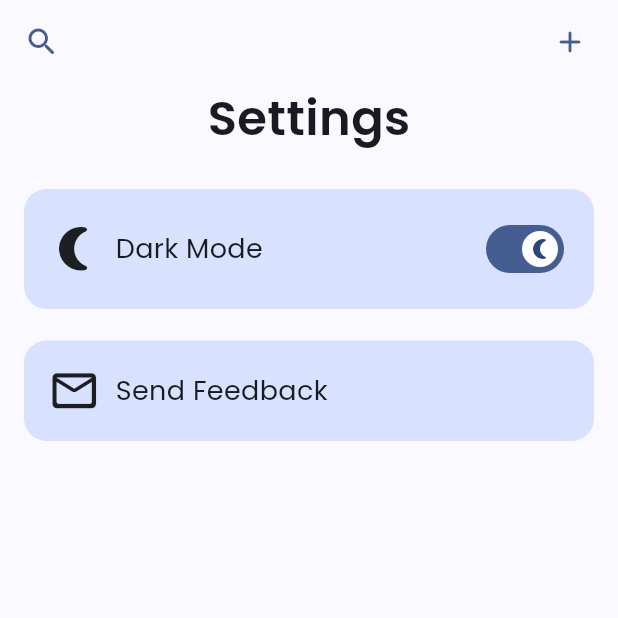
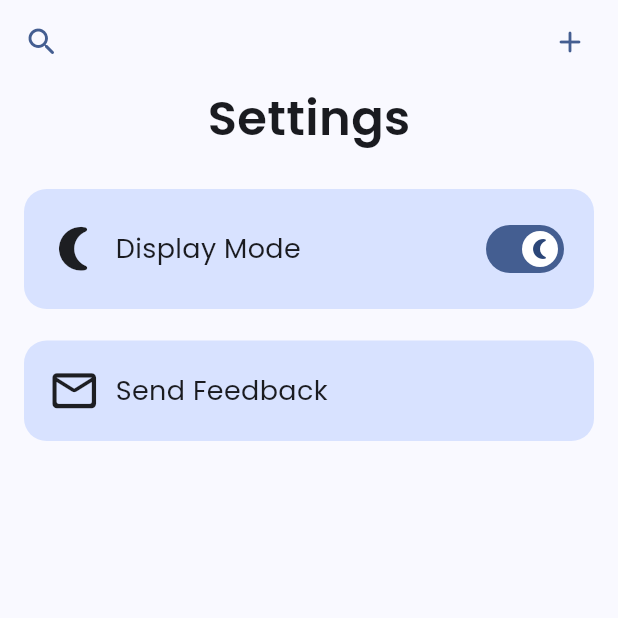
Before and after one commit to GDGCVITBHOPAL/Weathered, a Flutter app: the screen it shows after launch, item 4 of the bottom bar chosen, on a phone screen of 412 x 824 dp, the top half of it. Run offline on Flutter 3.47's test engine with Material 3 defaults, Android fonts, the light colour scheme and no system bars; drawn by our look-alikes of dynamic_color; our stand-ins replace flutter_riverpod, gap, geolocator, google_maps_flutter, logger; network calls fail.

Commit message:
changes in settings - removed temperature units - when clicked send feedback, it will open source page

```diff
--- a/lib/src/features/map/service/forecast_tile_provider.dart
+++ b/lib/src/features/map/service/forecast_tile_provider.dart
@@ -21,7 +21,6 @@ class ForecastTileProvider implements TileProvider {
       tileBytes = imageData.buffer.asUint8List();
     } catch (e) {
       SnackBar(content: Text(e.toString()));
-      print(e.toString());
     }
     return Tile(256, 256, tileBytes);
   }
--- a/lib/src/features/map/view/map_view.dart
+++ b/lib/src/features/map/view/map_view.dart
@@ -68,8 +68,8 @@ class MapViewState extends State<MapView> {
   @override
   Widget build(BuildContext context) {
     if (!_locationPermissionGranted) {
-      return Scaffold(
-        body: const Center(
+      return const Scaffold(
+        body: Center(
           child: Text('Location permission is required to use this feature'),
         ),
       );
--- a/lib/src/features/settings/view/settings_view.dart
+++ b/lib/src/features/settings/view/settings_view.dart
@@ -1,5 +1,3 @@
-// ignore_for_file: prefer_const_constructors, prefer_const_literals_to_create_immutables
-
 import 'package:flutter/material.dart';
 import 'package:gap/gap.dart';
 import 'package:url_launcher/url_launcher.dart';
@@ -30,24 +28,24 @@ class SettingsView extends StatelessWidget {
             style: AppStyle.textTheme.titleLarge,
           ),
         ),
-        Gap(8),
+        const Gap(8),
 
         //For Dark Mode
         // The Slider is left
         Container(
-          margin: EdgeInsets.fromLTRB(16, 16, 16, 5),
+          margin: const EdgeInsets.fromLTRB(16, 16, 16, 5),
           decoration: BoxDecoration(
               color: Theme.of(context).colorScheme.primaryContainer,
               borderRadius: BorderRadius.circular(15.0)),
-          padding: EdgeInsets.all(16.0),
+          padding: const EdgeInsets.all(16.0),
           child: Row(
             children: [
-              Icon(Icons.nightlight_round, size: 35.0),
-              Gap(10.0),
-              Text("Dark Mode", style: AppStyle.textTheme.labelMedium),
+              const Icon(Icons.nightlight_round, size: 35.0),
+              const Gap(10.0),
+              Text("Display Mode", style: AppStyle.textTheme.labelMedium),
 
               // this is done to keep the Switch Widget to left
-              Expanded(
+              const Expanded(
                 child: Row(
                   mainAxisAlignment: MainAxisAlignment.end,
                   children: [
@@ -82,15 +80,15 @@ class SettingsView extends StatelessWidget {
             _launchUrl();
           },
           child: Container(
-            margin: EdgeInsets.fromLTRB(16, 16, 16, 5),
+            margin: const EdgeInsets.fromLTRB(16, 16, 16, 5),
             decoration: BoxDecoration(
                 color: Theme.of(context).colorScheme.primaryContainer,
                 borderRadius: BorderRadius.circular(15.0)),
-            padding: EdgeInsets.all(16.0),
+            padding: const EdgeInsets.all(16.0),
             child: Row(
               children: [
-                Icon(Icons.mail_outline_rounded, size: 35.0),
-                Gap(10.0),
+                const Icon(Icons.mail_outline_rounded, size: 35.0),
+                const Gap(10.0),
                 Text("Send Feedback", style: AppStyle.textTheme.labelMedium)
               ],
             ),
@@ -98,7 +96,7 @@ class SettingsView extends StatelessWidget {
         ),
 
         // Made with Love
-        Expanded(
+        const Expanded(
           child: Column(
             mainAxisAlignment: MainAxisAlignment.end,
             crossAxisAlignment: CrossAxisAlignment.center,
```
